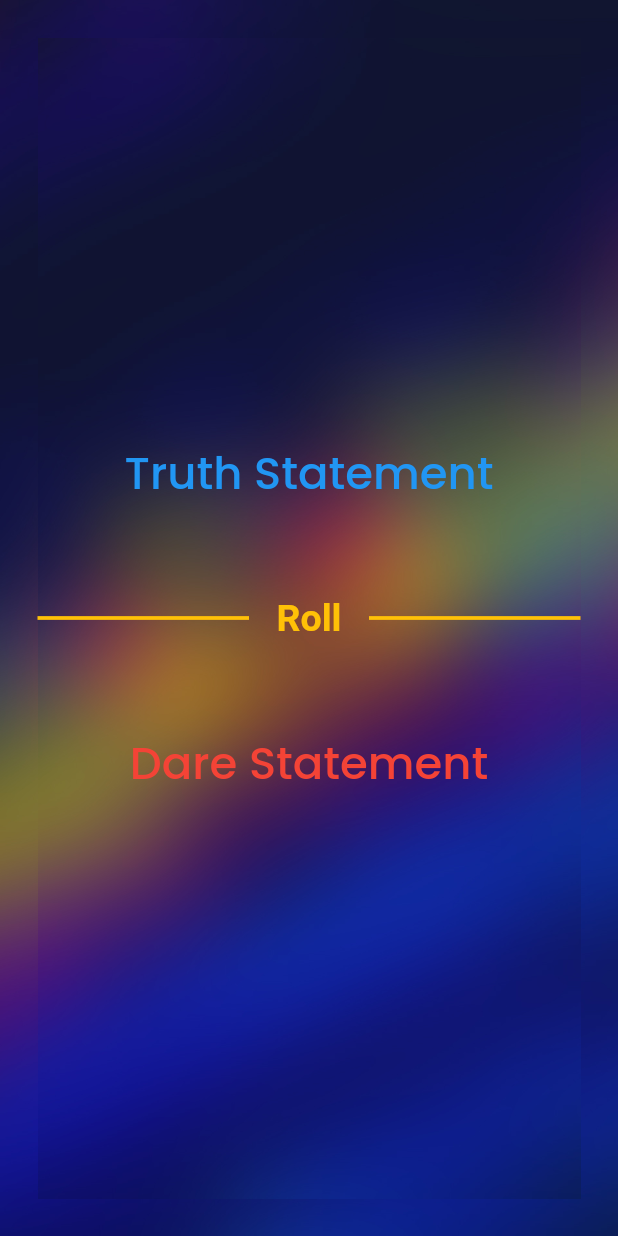
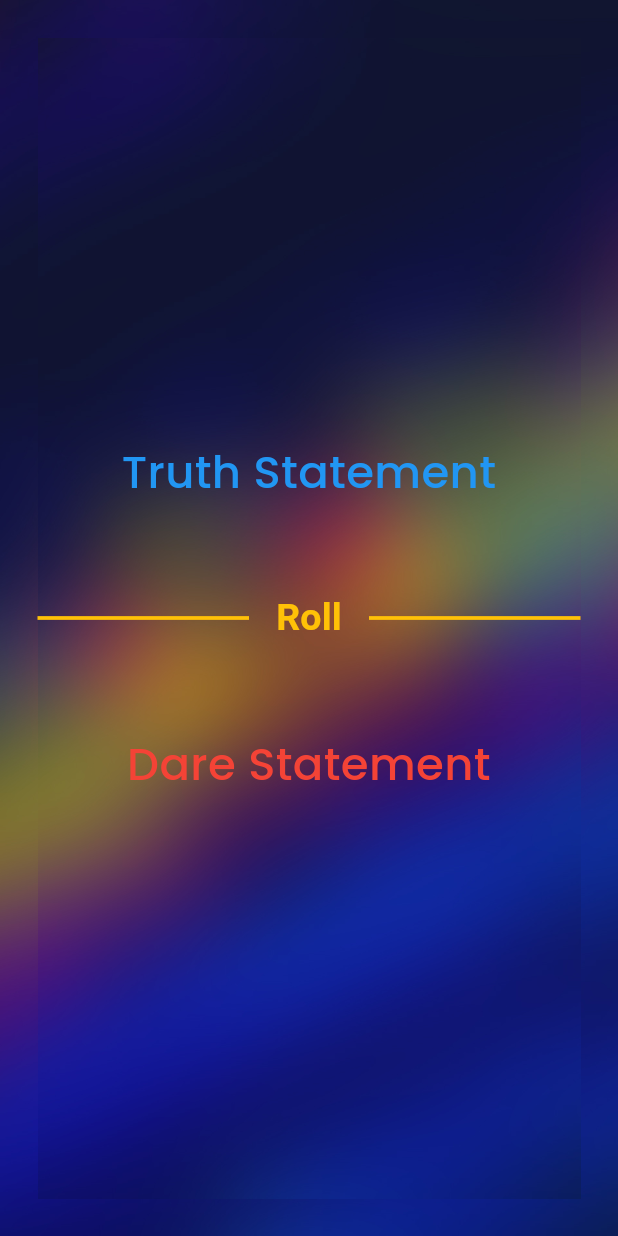
Before and after one commit to Abhi-Survase/truthordare_app, a Flutter app: the screen it shows after launch, after a tap on "Start", on a phone screen of 412 x 824 dp. Run offline on Flutter 3.47's test engine with Material 2 defaults, Android fonts, the phone set to English and light mode, and no system bars; our stand-ins replace google_fonts; Roboto replaces fonts that are missing (Ubuntu).

Commit message:
updated UI to  Material3

```diff
--- a/lib/tod.dart
+++ b/lib/tod.dart
@@ -32,6 +32,7 @@ class _TODApp extends State<TODApp> {
     }
 
     return MaterialApp(
+      theme: ThemeData(useMaterial3: true),
       home: Scaffold(
         body: Container(
           constraints: const BoxConstraints.expand(),
```
